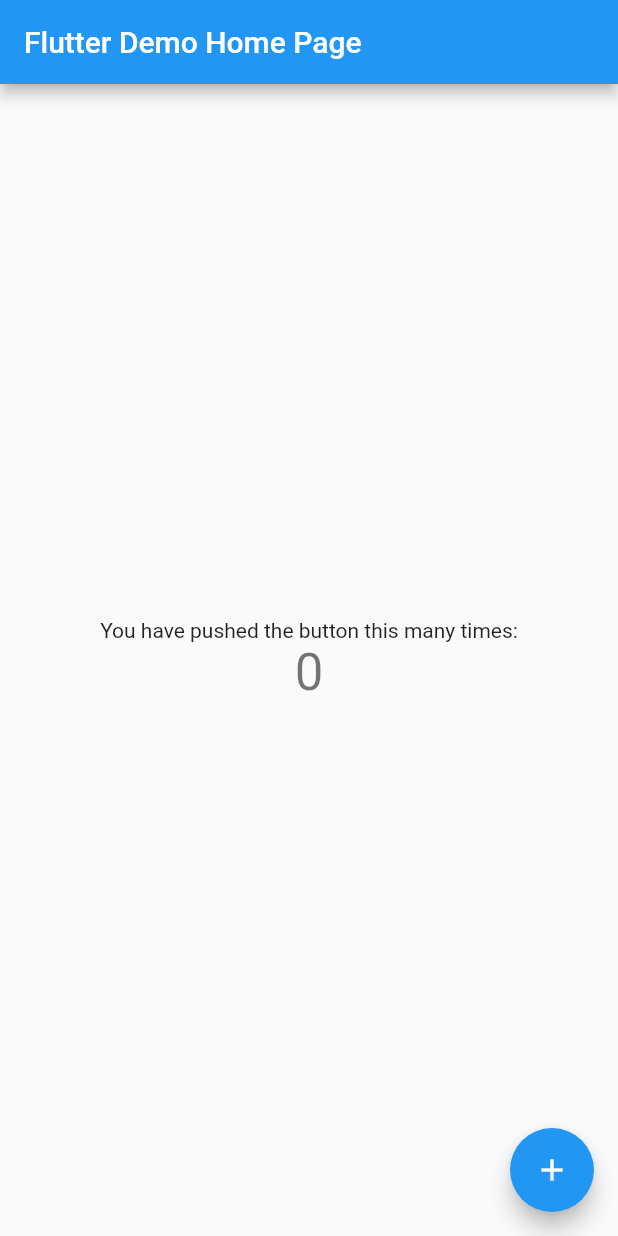
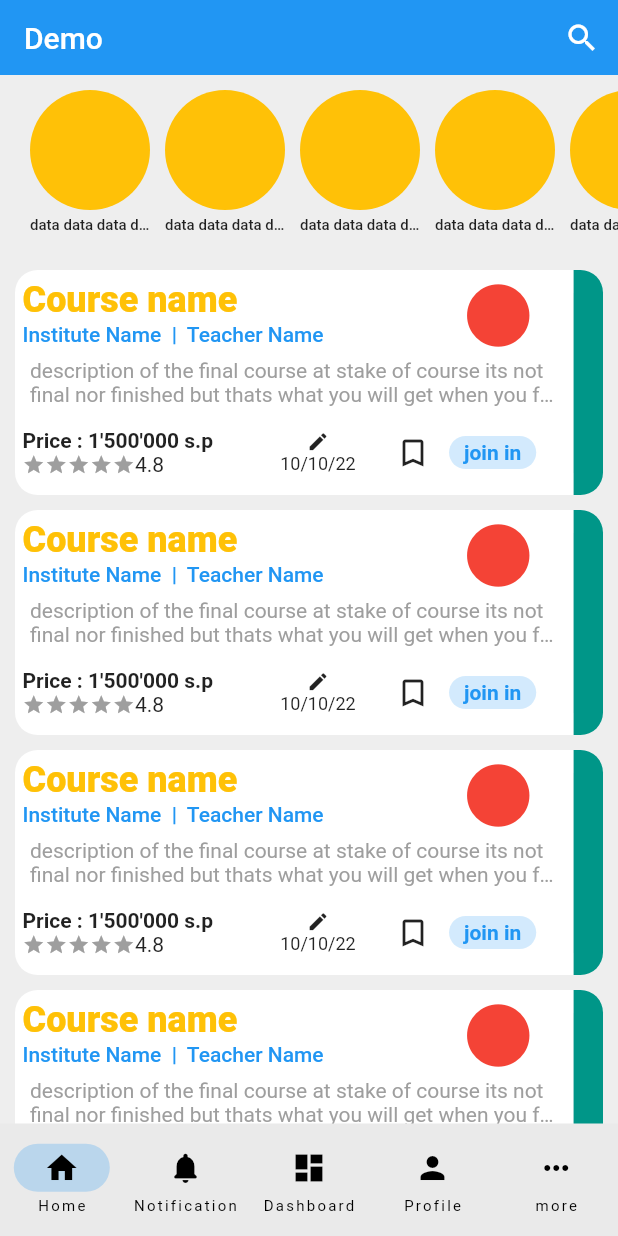
Before and after one commit to yazanash/Pentell, a Flutter app: the screen it shows after launch, on a phone screen of 412 x 824 dp. Run offline on Flutter 3.47's test engine with Material 2 defaults, Android fonts, the phone set to English and light mode, and no system bars; drawn by our look-alikes of flutter_rating_bar; our stand-ins replace dartz, equatable, get_it, hive, hive_flutter, internet_connection_checker; missing offline and left inert: dart:js_util; accounts and stored records are empty.

Commit message:
homepage ui design and it's widgets

```diff
--- /dev/null
+++ b/lib/features/course/views/pages/courses_page.dart
@@ -0,0 +1,38 @@
+import 'package:flutter/material.dart';
+import 'package:flutter/widgets.dart';
+import 'package:pentelligence/features/course/views/widgets/course_widget.dart';
+import 'package:pentelligence/features/course/views/widgets/institute_ad.dart';
+
+class CoursesPage extends StatelessWidget {
+  const CoursesPage({Key? key, required this.isRtl}) : super(key: key);
+  final bool isRtl;
+
+  @override
+  Widget build(BuildContext context) {
+    return ListView.separated(
+      padding: EdgeInsets.symmetric(vertical: 10),
+      itemCount: 5 + 1,
+      itemBuilder: (context, index) {
+        if (index == 0) {
+          return SizedBox(
+            height: 110,
+            child: ListView(
+              padding: EdgeInsets.symmetric(horizontal: 10),
+              scrollDirection: Axis.horizontal,
+              children: [
+                for (int i = 0; i < 5; i++) InstituteAd(),
+              ],
+            ),
+          );
+        }
+        return CourseWidget(isRtl: isRtl);
+      },
+      separatorBuilder: (context, index) {
+        if (index == 0) {
+          return SizedBox(height: 5);
+        }
+        return SizedBox(height: 0);
+      },
+    );
+  }
+}
--- /dev/null
+++ b/lib/features/course/views/widgets/course_widget.dart
@@ -0,0 +1,197 @@
+import 'package:flutter/material.dart';
+import 'package:flutter_rating_bar/flutter_rating_bar.dart';
+import 'package:pentelligence/core/utilities/tag_widget.dart';
+import 'package:pentelligence/features/course/views/widgets/join_in_btn.dart';
+
+class CourseWidget extends StatelessWidget {
+  const CourseWidget({
+    Key? key,
+    required this.isRtl,
+  }) : super(key: key);
+  final bool isRtl;
+  @override
+  Widget build(BuildContext context) {
+    return Container(
+      height: 150,
+      margin: EdgeInsets.symmetric(horizontal: 10, vertical: 5),
+      decoration: BoxDecoration(
+        borderRadius: BorderRadius.circular(15),
+      ),
+      child: Row(
+        //  main Card
+        textDirection: isRtl ? TextDirection.rtl : TextDirection.ltr,
+        children: [
+          Expanded(
+            flex: 19,
+            child: Container(
+              padding: EdgeInsets.all(5),
+              decoration: BoxDecoration(
+                color: Colors.white,
+                borderRadius: isRtl
+                    ? BorderRadius.horizontal(right: Radius.circular(15))
+                    : BorderRadius.horizontal(left: Radius.circular(15)),
+              ),
+              child: Column(
+                //  subCard without color panel
+                children: [
+                  Expanded(
+                    child: Row(
+                      // first row {Course name,institute name, teacher name} and image
+                      textDirection:
+                          isRtl ? TextDirection.rtl : TextDirection.ltr,
+                      children: [
+                        Expanded(
+                          flex: 3,
+                          child: Column(
+                            //  {Course ,institute ,teacher => names}
+
+                            mainAxisAlignment: MainAxisAlignment.spaceEvenly,
+                            crossAxisAlignment: CrossAxisAlignment.start,
+                            children: [
+                              Text(
+                                'Course name',
+                                style: TextStyle(
+                                    fontSize: 24,
+                                    fontWeight: FontWeight.w800,
+                                    color: Colors.amber),
+                              ),
+                              Text(
+                                'Institute Name  |  Teacher Name',
+                                style: TextStyle(
+                                    color: Colors.blue,
+                                    fontWeight: FontWeight.w500),
+                              ),
+                            ],
+                          ),
+                        ),
+                        Expanded(
+                          // circle image
+                          child: Icon(
+                            Icons.circle,
+                            color: Colors.red,
+                            size: 50,
+                          ),
+                        ),
+                      ],
+                    ),
+                  ),
+                  //  second row course description
+                  Expanded(
+                    child: Container(
+                      alignment: Alignment.center,
+                      padding: EdgeInsets.all(5),
+                      child: Text(
+                        'description of the final course at stake of course its not final nor finished but thats what you will get when you fuck with santa clause',
+                        maxLines: 2,
+                        softWrap: true,
+                        overflow: TextOverflow.ellipsis,
+                        style: TextStyle(color: Colors.grey),
+                      ),
+                    ),
+                  ),
+
+                  //  third row controls
+                  Expanded(
+                    child: Row(
+                      textDirection:
+                          isRtl ? TextDirection.rtl : TextDirection.ltr,
+                      children: [
+                        Expanded(
+                          flex: 10,
+                          child: Column(
+                            //  price and rate
+                            crossAxisAlignment: CrossAxisAlignment.start,
+                            mainAxisAlignment: MainAxisAlignment.center,
+                            children: [
+                              Text(
+                                "Price : 1'500'000 s.p",
+                                style: TextStyle(fontWeight: FontWeight.bold),
+                              ),
+                              Row(
+                                textDirection: isRtl
+                                    ? TextDirection.rtl
+                                    : TextDirection.ltr,
+                                children: [
+                                  RatingBar.builder(
+                                      itemSize: 15,
+                                      allowHalfRating: true,
+                                      itemBuilder: ((context, index) {
+                                        return Icon(
+                                          Icons.star,
+                                          color: Colors.amber,
+                                        );
+                                      }),
+                                      onRatingUpdate: (rating) {}),
+                                  Text('4.8'),
+                                ],
+                              )
+                            ],
+                          ),
+                        ),
+                        //  date of creation
+                        Expanded(
+                          flex: 5,
+                          child: Column(
+                            crossAxisAlignment: CrossAxisAlignment.center,
+                            mainAxisAlignment: MainAxisAlignment.center,
+                            children: [
+                              Icon(
+                                Icons.edit,
+                                size: 15,
+                              ),
+                              Text(
+                                '10/10/22',
+                                style: TextStyle(
+                                  fontSize: 12,
+                                ),
+                              ),
+                            ],
+                          ),
+                        ),
+                        //  wishlist
+                        Expanded(
+                          flex: 8,
+                          child: Row(
+                            textDirection:
+                                isRtl ? TextDirection.rtl : TextDirection.ltr,
+                            children: [
+                              Material(
+                                color: Colors.transparent,
+                                child: IconButton(
+                                  splashRadius: 20,
+                                  onPressed: () {},
+                                  icon: Icon(Icons.bookmark_border),
+                                ),
+                              ),
+                              JoinBtn(
+                                title: 'join in',
+                                color: Colors.blue,
+                                onPressed: () {},
+                              ),
+                            ],
+                          ),
+                        ),
+                        //  joinButton
+                      ],
+                    ),
+                  ),
+                ],
+              ),
+            ),
+          ),
+          Expanded(
+            //  color panel
+            child: Container(
+              decoration: BoxDecoration(
+                borderRadius: isRtl
+                    ? BorderRadius.horizontal(left: Radius.circular(15))
+                    : BorderRadius.horizontal(right: Radius.circular(15)),
+                color: Colors.teal,
+              ),
+            ),
+          ),
+        ],
+      ),
+    );
+  }
+}
--- /dev/null
+++ b/lib/features/course/views/widgets/institute_ad.dart
@@ -0,0 +1,38 @@
+import 'package:flutter/material.dart';
+import 'package:flutter/src/foundation/key.dart';
+import 'package:flutter/src/widgets/framework.dart';
+import 'package:flutter/widgets.dart';
+
+class InstituteAd extends StatelessWidget {
+  const InstituteAd({Key? key}) : super(key: key);
+
+  @override
+  Widget build(BuildContext context) {
+    return Container(
+      padding: EdgeInsets.only(left: 10),
+      child: Column(
+        mainAxisAlignment: MainAxisAlignment.spaceBetween,
+        children: [
+          Container(
+            width: 80,
+            height: 80,
+            decoration: BoxDecoration(
+              color: Colors.amber,
+              borderRadius: BorderRadius.circular(50),
+            ),
+          ),
+          SizedBox(
+            width: 80,
+            child: Text(
+              'data data data data data',
+              softWrap: false,
+              overflow: TextOverflow.ellipsis,
+              style: TextStyle(fontSize: 10, fontWeight: FontWeight.w500),
+            ),
+          ),
+          SizedBox(height: 10),
+        ],
+      ),
+    );
+  }
+}
--- /dev/null
+++ b/lib/features/course/views/widgets/join_in_btn.dart
@@ -0,0 +1,34 @@
+import 'package:flutter/material.dart';
+import 'package:flutter/src/foundation/key.dart';
+import 'package:flutter/src/widgets/framework.dart';
+
+class JoinBtn extends StatelessWidget {
+  const JoinBtn({
+    Key? key,
+    required this.title,
+    required this.color,
+    required this.onPressed,
+  }) : super(key: key);
+  final String title;
+  final Color color;
+  final VoidCallback onPressed;
+
+  @override
+  Widget build(BuildContext context) {
+    return Material(
+      color: color.withAlpha(50),
+      borderRadius: BorderRadius.circular(15),
+      child: InkWell(
+        borderRadius: BorderRadius.circular(15),
+        onTap: onPressed,
+        child: Container(
+          padding: EdgeInsets.symmetric(horizontal: 10, vertical: 3),
+          child: Text(
+            title,
+            style: TextStyle(color: color, fontWeight: FontWeight.bold),
+          ),
+        ),
+      ),
+    );
+  }
+}
--- /dev/null
+++ b/lib/homePage.dart
@@ -0,0 +1,55 @@
+import 'package:flutter/material.dart';
+import 'package:pentelligence/features/course/views/pages/courses_page.dart';
+import 'package:pentelligence/features/course/views/pages/notification_page.dart';
+
+class HomePage extends StatelessWidget {
+  HomePage({Key? key}) : super(key: key);
+
+  int index = 0;
+
+  @override
+  Widget build(BuildContext context) {
+    return Scaffold(
+      appBar: AppBar(
+        toolbarHeight: 50,
+        actions: [
+          IconButton(
+            onPressed: () {},
+            icon: const Icon(Icons.search),
+
+          ),
+        ],
+        title: Text(
+          'Demo',
+          // style: TextStyle(color: Color(0xFFAB9C6F)),
+        ),
+
+        // backgroundColor: Color(0xffd2d2d2),
+        elevation: 0,
+      ),
+      bottomNavigationBar: NavigationBar(
+        height: 75,
+        onDestinationSelected: (value) {
+          //
+        },
+        selectedIndex: index,
+        destinations: const [
+          NavigationDestination(icon: Icon(Icons.home), label: 'Home'),
+          NavigationDestination(
+              icon: Icon(Icons.notifications_rounded), label: 'Notification'),
+          NavigationDestination(
+              icon: Icon(Icons.dashboard), label: 'Dashboard'),
+          NavigationDestination(icon: Icon(Icons.person), label: 'Profile'),
+          NavigationDestination(icon: Icon(Icons.more_horiz), label: 'more'),
+        ],
+      ),
+      backgroundColor: Colors.grey.shade200,
+      body: <Widget>[
+        const CoursesPage(isRtl: false),
+        const NotificationPage(),
+        Container(),
+        Container(),
+      ][index],
+    );
+  }
+}
--- a/lib/main.dart
+++ b/lib/main.dart
@@ -1,4 +1,5 @@
 import 'package:flutter/material.dart';
+import 'package:pentelligence/homePage.dart';
 
 void main() {
   runApp(const MyApp());
@@ -24,92 +25,92 @@ class MyApp extends StatelessWidget {
         // is not restarted.
         primarySwatch: Colors.blue,
       ),
-      home: const MyHomePage(title: 'Flutter Demo Home Page'),
+      home: HomePage(),
     );
   }
 }
 
-class MyHomePage extends StatefulWidget {
-  const MyHomePage({Key? key, required this.title}) : super(key: key);
+// class MyHomePage extends StatefulWidget {
+//   const MyHomePage({Key? key, required this.title}) : super(key: key);
 
-  // This widget is the home page of your application. It is stateful, meaning
-  // that it has a State object (defined below) that contains fields that affect
-  // how it looks.
+//   // This widget is the home page of your application. It is stateful, meaning
+//   // that it has a State object (defined below) that contains fields that affect
+//   // how it looks.
 
-  // This class is the configuration for the state. It holds the values (in this
-  // case the title) provided by the parent (in this case the App widget) and
-  // used by the build method of the State. Fields in a Widget subclass are
-  // always marked "final".
+//   // This class is the configuration for the state. It holds the values (in this
+//   // case the title) provided by the parent (in this case the App widget) and
+//   // used by the build method of the State. Fields in a Widget subclass are
+//   // always marked "final".
 
-  final String title;
+//   final String title;
 
-  @override
-  State<MyHomePage> createState() => _MyHomePageState();
-}
+//   @override
+//   State<MyHomePage> createState() => _MyHomePageState();
+// }
 
-class _MyHomePageState extends State<MyHomePage> {
-  int _counter = 0;
+// class _MyHomePageState extends State<MyHomePage> {
+//   int _counter = 0;
 
-  void _incrementCounter() {
-    setState(() {
-      // This call to setState tells the Flutter framework that something has
-      // changed in this State, which causes it to rerun the build method below
-      // so that the display can reflect the updated values. If we changed
-      // _counter without calling setState(), then the build method would not be
-      // called again, and so nothing would appear to happen.
-      _counter++;
-    });
-  }
+//   void _incrementCounter() {
+//     setState(() {
+//       // This call to setState tells the Flutter framework that something has
+//       // changed in this State, which causes it to rerun the build method below
+//       // so that the display can reflect the updated values. If we changed
+//       // _counter without calling setState(), then the build method would not be
+//       // called again, and so nothing would appear to happen.
+//       _counter++;
+//     });
+//   }
 
-  @override
-  Widget build(BuildContext context) {
-    // This method is rerun every time setState is called, for instance as done
-    // by the _incrementCounter method above.
-    //
-    // The Flutter framework has been optimized to make rerunning build methods
-    // fast, so that you can just rebuild anything that needs updating rather
-    // than having to individually change instances of widgets.
-    return Scaffold(
-      appBar: AppBar(
-        // Here we take the value from the MyHomePage object that was created by
-        // the App.build method, and use it to set our appbar title.
-        title: Text(widget.title),
-      ),
-      body: Center(
-        // Center is a layout widget. It takes a single child and positions it
-        // in the middle of the parent.
-        child: Column(
-          // Column is also a layout widget. It takes a list of children and
-          // arranges them vertically. By default, it sizes itself to fit its
-          // children horizontally, and tries to be as tall as its parent.
-          //
-          // Invoke "debug painting" (press "p" in the console, choose the
-          // "Toggle Debug Paint" action from the Flutter Inspector in Android
-          // Studio, or the "Toggle Debug Paint" command in Visual Studio Code)
-          // to see the wireframe for each widget.
-          //
-          // Column has various properties to control how it sizes itself and
-          // how it positions its children. Here we use mainAxisAlignment to
-          // center the children vertically; the main axis here is the vertical
-          // axis because Columns are vertical (the cross axis would be
-          // horizontal).
-          mainAxisAlignment: MainAxisAlignment.center,
-          children: <Widget>[
-            const Text(
-              'You have pushed the button this many times:',
-            ),
-            Text(
-              '$_counter',
-              style: Theme.of(context).textTheme.headline4,
-            ),
-          ],
-        ),
-      ),
-      floatingActionButton: FloatingActionButton(
-        onPressed: _incrementCounter,
-        tooltip: 'Increment',
-        child: const Icon(Icons.add),
-      ), // This trailing comma makes auto-formatting nicer for build methods.
-    );
-  }
-}
+//   @override
+//   Widget build(BuildContext context) {
+//     // This method is rerun every time setState is called, for instance as done
+//     // by the _incrementCounter method above.
+//     //
+//     // The Flutter framework has been optimized to make rerunning build methods
+//     // fast, so that you can just rebuild anything that needs updating rather
+//     // than having to individually change instances of widgets.
+//     return Scaffold(
+//       appBar: AppBar(
+//         // Here we take the value from the MyHomePage object that was created by
+//         // the App.build method, and use it to set our appbar title.
+//         title: Text(widget.title),
+//       ),
+//       body: Center(
+//         // Center is a layout widget. It takes a single child and positions it
+//         // in the middle of the parent.
+//         child: Column(
+//           // Column is also a layout widget. It takes a list of children and
+//           // arranges them vertically. By default, it sizes itself to fit its
+//           // children horizontally, and tries to be as tall as its parent.
+//           //
+//           // Invoke "debug painting" (press "p" in the console, choose the
+//           // "Toggle Debug Paint" action from the Flutter Inspector in Android
+//           // Studio, or the "Toggle Debug Paint" command in Visual Studio Code)
+//           // to see the wireframe for each widget.
+//           //
+//           // Column has various properties to control how it sizes itself and
+//           // how it positions its children. Here we use mainAxisAlignment to
+//           // center the children vertically; the main axis here is the vertical
+//           // axis because Columns are vertical (the cross axis would be
+//           // horizontal).
+//           mainAxisAlignment: MainAxisAlignment.center,
+//           children: <Widget>[
+//             const Text(
+//               'You have pushed the button this many times:',
+//             ),
+//             Text(
+//               '$_counter',
+//               style: Theme.of(context).textTheme.headline4,
+//             ),
+//           ],
+//         ),
+//       ),
+//       floatingActionButton: FloatingActionButton(
+//         onPressed: _incrementCounter,
+//         tooltip: 'Increment',
+//         child: const Icon(Icons.add),
+//       ), // This trailing comma makes auto-formatting nicer for build methods.
+//     );
+//   }
+// }
--- a/pubspec.yaml
+++ b/pubspec.yaml
@@ -3,7 +3,7 @@ description: A new Flutter project.
 
 # The following line prevents the package from being accidentally published to
 # pub.dev using `flutter pub publish`. This is preferred for private packages.
-publish_to: 'none' # Remove this line if you wish to publish to pub.dev
+publish_to: "none" # Remove this line if you wish to publish to pub.dev
 
 # The following defines the version and build number for your application.
 # A version number is three numbers separated by dots, like 1.2.43
@@ -30,7 +30,6 @@ dependencies:
   flutter:
     sdk: flutter
 
-
   # The following adds the Cupertino Icons font to your application.
   # Use with the CupertinoIcons class for iOS style icons.
   cupertino_icons: ^1.0.2
@@ -44,6 +43,7 @@ dependencies:
   hive: ^2.2.3
   get_it: ^7.2.0
   hive_flutter: ^1.1.0
+  flutter_rating_bar: ^4.0.1
 
 dev_dependencies:
   flutter_test:
@@ -61,7 +61,6 @@ dev_dependencies:
 
 # The following section is specific to Flutter packages.
 flutter:
-
   # The following line ensures that the Material Icons font is
   # included with your application, so that you can use the icons in
   # the material Icons class.
```
Also changed, not shown: lib/core/constant/constant.dart (+18 -1 lines), lib/core/utilities/plan_widget.dart (added, +45 -0 lines), lib/core/utilities/tag_widget.dart (added, +30 -0 lines), lib/features/course/views/pages/notification_page.dart (added, +22 -0 lines), lib/features/course/views/widgets/notifications.dart (added, +76 -0 lines), pubspec.lock, 1 other file.
